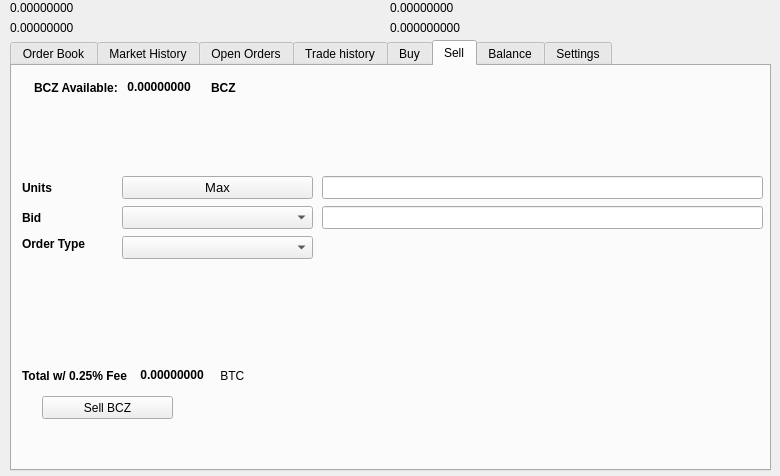
The window that src/qt/forms/tradingdialog.ui (Carbon-Zero/CarbonZero) describes before a commit, drawn with Qt 5.
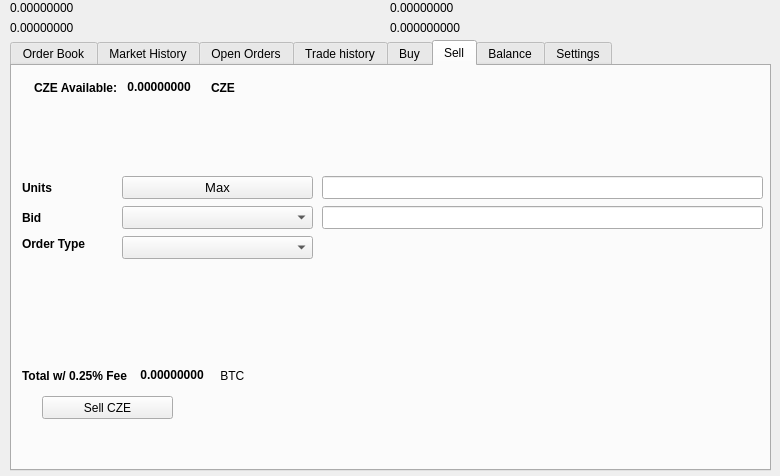
The same window after the commit. The open tabs and pages were chosen to show the change. Icons and pictures are not drawn.

Diff of the .ui file:
```diff
--- a/src/qt/forms/tradingdialog.ui
+++ b/src/qt/forms/tradingdialog.ui
@@ -1751,7 +1751,7 @@
       </rect>
      </property>
      <property name="text">
-      <string>Sell BCZ</string>
+      <string>Sell CZE</string>
      </property>
      <property name="icon">
       <iconset resource="../carbonzero">
@@ -1777,7 +1777,7 @@
          </font>
         </property>
         <property name="text">
-         <string>BCZ Available:</string>
+         <string>CZE Available:</string>
         </property>
        </widget>
       </item>
@@ -2221,7 +2221,7 @@
          </font>
         </property>
         <property name="text">
-         <string>BCZ</string>
+         <string>CZE</string>
         </property>
        </widget>
       </item>
```
Left out of the diff: 34 changed lines with no effect on the pictures.
